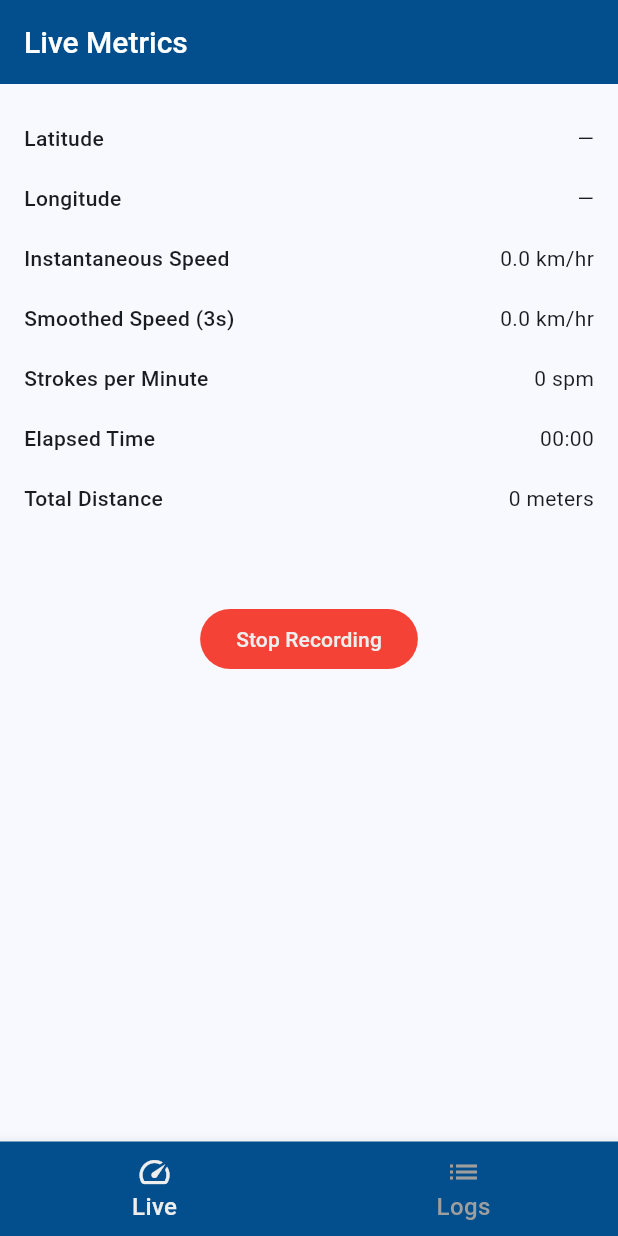
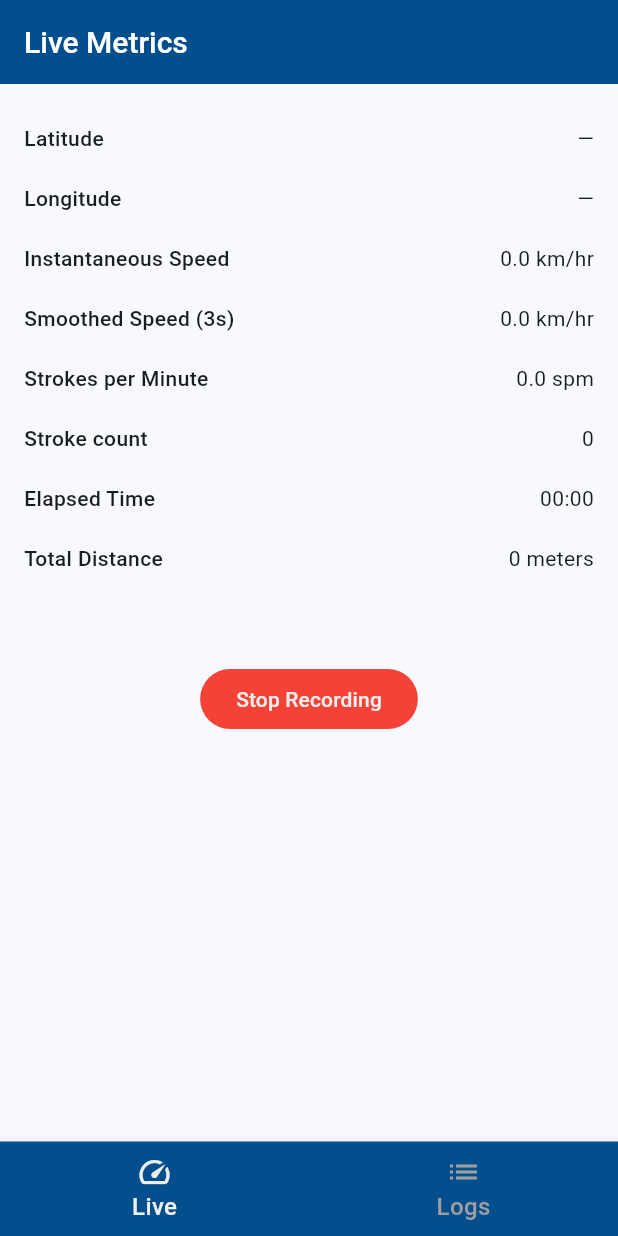
Before and after one commit to AMWen/pandaboat, a Flutter app: the screen it shows after launch, after a tap on "Start Recording", on a phone screen of 412 x 824 dp. Run offline on Flutter 3.47's test engine with Material 3 defaults, Android fonts, the phone set to English and light mode, and no system bars; our stand-ins replace fl_chart, flutter_map, geolocator, latlong2, rxdart, shared_preferences; missing offline and left inert: geolocator_android, geolocator_apple.

Commit message:
update spm calculation and icons

```diff
--- a/lib/screens/interactive_map.dart
+++ b/lib/screens/interactive_map.dart
@@ -1,7 +1,6 @@
 import 'package:flutter/material.dart';
 import 'package:flutter_map/flutter_map.dart';
 import 'package:latlong2/latlong.dart';
-import 'package:fl_chart/fl_chart.dart';
 import '../data/constants.dart';
 import '../utils/line_chart.dart';
 import '../utils/time_format.dart';
@@ -36,7 +35,7 @@ class InteractiveMap extends StatelessWidget {
       },
       {
         'name': 'SPM vs Distance',
-        'icon': Icon(Icons.directions_walk),
+        'icon': Icon(Icons.fast_forward),
         'tab': _buildLineChart(
           xData: getData('distance'),
           yData: getData('spm'),
@@ -60,7 +59,7 @@ class InteractiveMap extends StatelessWidget {
       },
       {
         'name': 'Speed vs Time',
-        'icon': Icon(Icons.timelapse),
+        'icon': Icon(Icons.timer),
         'tab': _buildLineChart(
           xData: gpsData.map((e) => (e['t'] as int).toDouble() / 1000).toList(),
           yData: gpsData.map((e) => e['speed'] as double).toList(),
--- a/lib/tabs/live_tab.dart
+++ b/lib/tabs/live_tab.dart
@@ -21,8 +21,9 @@ class LiveTabState extends State<LiveTab> with AutomaticKeepAliveClientMixin {
 
   double currentSpeed = 0.0;
   double smoothedSpeed = 0.0;
+  List<DateTime> strokes = [];
   int strokeCount = 0;
-  int spm = 0;
+  double spm = 0;
   double? latitude;
   double? longitude;
   String elapsedTime = '—';
@@ -35,7 +36,6 @@ class LiveTabState extends State<LiveTab> with AutomaticKeepAliveClientMixin {
   final List<Map<String, dynamic>> gpsBuffer = [];
 
   double totalDistance = 0.0;
-  DateTime? lastJolt;
   Timer? spmTimer;
   Timer? uiUpdateTimer;
   Timer? gpsFlushTimer;
@@ -49,7 +49,7 @@ class LiveTabState extends State<LiveTab> with AutomaticKeepAliveClientMixin {
     _initLocation();
 
     uiUpdateTimer = Timer.periodic(const Duration(seconds: 1), (_) => updateUI());
-    spmTimer = Timer.periodic(const Duration(seconds: 5), (_) => calculateSPM());
+    spmTimer = Timer.periodic(const Duration(seconds: 1), (_) => calculateSPM());
     gpsFlushTimer = Timer.periodic(const Duration(seconds: 5), (_) {
       if (isRecording && gpsBuffer.isNotEmpty) {
         flushGPSData();
@@ -131,19 +131,25 @@ class LiveTabState extends State<LiveTab> with AutomaticKeepAliveClientMixin {
         'lat': position.latitude,
         'lon': position.longitude,
         'distance': totalDistance,
-        'spm': spm
+        'spm': spm,
       });
     }
 
     recentData.add({'timestamp': now, 'speed': speed});
     recentData.removeWhere((entry) => now.difference(entry['timestamp']).inSeconds > 3);
+    final lastJolt = strokes.isNotEmpty ? strokes.last : null;
 
-    if (recentData.length >= 2) {
-      final prev = recentData[recentData.length - 2];
-      double delta = speed - prev['speed'];
-      if (delta.abs() > 0.8 && now.difference(lastJolt ?? DateTime(2000)).inMilliseconds > 800) {
+    if (recentData.length >= 3) {
+      final thirdToLast = recentData[recentData.length - 3];
+      final secondToLast = recentData[recentData.length - 2];
+
+      double previousSpeedChange = secondToLast['speed'] - thirdToLast['speed'];
+      double currentSpeedChange = speed - secondToLast['speed'];
+      if (currentSpeedChange > previousSpeedChange &&
+          currentSpeedChange > 0.3 &&
+          now.difference(lastJolt ?? DateTime(2000)).inMilliseconds > 500) {
         strokeCount++;
-        lastJolt = now;
+        strokes.add(now);
       }
     }
   }
@@ -172,11 +178,18 @@ class LiveTabState extends State<LiveTab> with AutomaticKeepAliveClientMixin {
   }
 
   void calculateSPM() {
-    final now = DateTime.now();
-    final strokesLastMinute =
-        recentData.where((entry) => now.difference(entry['timestamp']).inSeconds <= 60).length;
+    Duration window = Duration(seconds: 5);
+    final now = strokes.isNotEmpty ? strokes.last : DateTime.now();
+    final cutoff = now.subtract(window);
+    strokes.retainWhere((s) => s.isAfter(cutoff));
+    if (strokes.length < 2) return;
+
+    final duration = strokes.last.difference(strokes.first).inMilliseconds / 1000.0;
+    if (duration == 0) return;
+
     setState(() {
-      spm = (strokeCount * 60) ~/ 60;
+      spm = ((strokes.length - 1) / duration * 60 * 2).round() / 2; // round to nearest 0.5
+      strokes = strokes;
     });
   }
 
@@ -232,6 +245,7 @@ class LiveTabState extends State<LiveTab> with AutomaticKeepAliveClientMixin {
             metric("Instantaneous Speed", "${currentSpeed.toStringAsFixed(1)} km/hr"),
             metric("Smoothed Speed (3s)", "${smoothedSpeed.toStringAsFixed(1)} km/hr"),
             metric("Strokes per Minute", "$spm spm"),
+            metric("Stroke count", "$strokeCount"),
             metric("Elapsed Time", elapsedTime),
             metric("Total Distance", "${totalDistance.toStringAsFixed(0)} meters"),
             SizedBox(height: 50),
--- a/lib/tabs/log_tab.dart
+++ b/lib/tabs/log_tab.dart
@@ -119,7 +119,6 @@ class LogTabState extends State<LogTab> {
                       final entries = entry.value;
                       return GestureDetector(
                         onTap: () {
-                          print('Clicked');
                           openLog(logId); // Open the log in InteractiveMap when tapped
                         },
                         child: ListTile(
```
